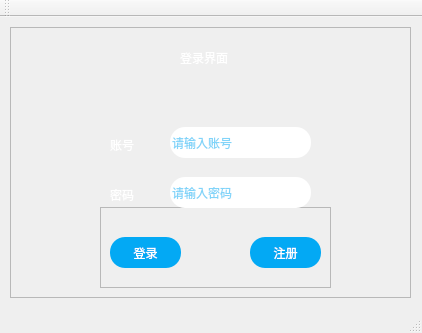
First picture: the form in mainwindow.ui, repository TeqGin/QT, before the edit.
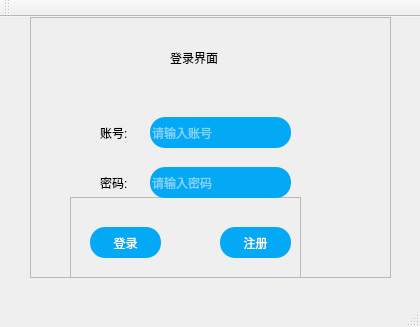
Second picture: the form after the edit. Icons and pictures are not drawn.

```diff
--- a/mainwindow.ui
+++ b/mainwindow.ui
@@ -6,8 +6,8 @@
    <rect>
     <x>0</x>
     <y>0</y>
-    <width>422</width>
-    <height>333</height>
+    <width>420</width>
+    <height>327</height>
    </rect>
   </property>
   <property name="windowTitle">
@@ -30,10 +30,10 @@
    <widget class="QFrame" name="frame_2">
     <property name="geometry">
      <rect>
-      <x>10</x>
-      <y>10</y>
-      <width>401</width>
-      <height>271</height>
+      <x>30</x>
+      <y>0</y>
+      <width>361</width>
+      <height>261</height>
      </rect>
     </property>
     <property name="styleSheet">
@@ -51,7 +51,7 @@
     <widget class="QFrame" name="frame">
      <property name="geometry">
       <rect>
-       <x>90</x>
+       <x>40</x>
        <y>180</y>
        <width>231</width>
        <height>81</height>
@@ -93,7 +93,7 @@
      <widget class="QPushButton" name="pushButton">
       <property name="geometry">
        <rect>
-        <x>10</x>
+        <x>20</x>
         <y>30</y>
         <width>71</width>
         <height>31</height>
@@ -115,7 +115,7 @@
     <widget class="QLineEdit" name="password">
      <property name="geometry">
       <rect>
-       <x>160</x>
+       <x>120</x>
        <y>150</y>
        <width>141</width>
        <height>31</height>
@@ -123,10 +123,9 @@
      </property>
      <property name="styleSheet">
       <string notr="true">border-radius:15px;
-background-color: rgb(255, 255, 255);
-border-bottom-color: rgb(0, 0, 0);
-border-color: rgb(255, 255, 255);
-color:#03a9f4;</string>
+background:#03a9f4;
+
+color: rgb(255, 255, 255);</string>
      </property>
      <property name="echoMode">
       <enum>QLineEdit::Password</enum>
@@ -138,24 +137,25 @@
     <widget class="QLabel" name="label_2">
      <property name="geometry">
       <rect>
-       <x>100</x>
-       <y>160</y>
-       <width>31</width>
-       <height>16</height>
+       <x>70</x>
+       <y>155</y>
+       <width>41</width>
+       <height>21</height>
       </rect>
      </property>
      <property name="styleSheet">
-      <string notr="true">color: rgb(255, 255, 255);
-font: 9pt &quot;楷体&quot;;</string>
+      <string notr="true">
+font: 12pt &quot;楷体&quot;;
+color: rgb(0, 0, 0);</string>
      </property>
      <property name="text">
-      <string>密码</string>
+      <string>密码:</string>
      </property>
     </widget>
     <widget class="QLineEdit" name="login">
      <property name="geometry">
       <rect>
-       <x>160</x>
+       <x>120</x>
        <y>100</y>
        <width>141</width>
        <height>31</height>
@@ -163,10 +163,9 @@
      </property>
      <property name="styleSheet">
       <string notr="true">border-radius:15px;
-background-color: rgb(255, 255, 255);
-border-bottom-color: rgb(0, 0, 0);
-border-color: rgb(255, 255, 255);
-color:#03a9f4;</string>
+background:#03a9f4;
+
+color: rgb(255, 255, 255);</string>
      </property>
      <property name="placeholderText">
       <string>请输入账号</string>
@@ -175,32 +174,32 @@
     <widget class="QLabel" name="label">
      <property name="geometry">
       <rect>
-       <x>100</x>
-       <y>110</y>
-       <width>31</width>
-       <height>16</height>
+       <x>70</x>
+       <y>100</y>
+       <width>41</width>
+       <height>31</height>
       </rect>
      </property>
      <property name="styleSheet">
-      <string notr="true">font: 9pt &quot;楷体&quot;;
-color: rgb(255, 255, 255);</string>
+      <string notr="true">font: 12pt &quot;楷体&quot;;
+color: rgb(0, 0, 0);</string>
      </property>
      <property name="text">
-      <string>账号</string>
+      <string>账号:</string>
      </property>
     </widget>
     <widget class="QLabel" name="label_3">
      <property name="geometry">
       <rect>
-       <x>170</x>
-       <y>10</y>
+       <x>140</x>
+       <y>20</y>
        <width>81</width>
        <height>41</height>
       </rect>
      </property>
      <property name="styleSheet">
       <string notr="true">font: 14pt &quot;楷体&quot;;
-color: rgb(255, 255, 255);</string>
+color: rgb(0, 0, 0);</string>
      </property>
      <property name="text">
       <string>登录界面</string>
```
Left out of the diff: 11 changed lines with no effect on the pictures.
